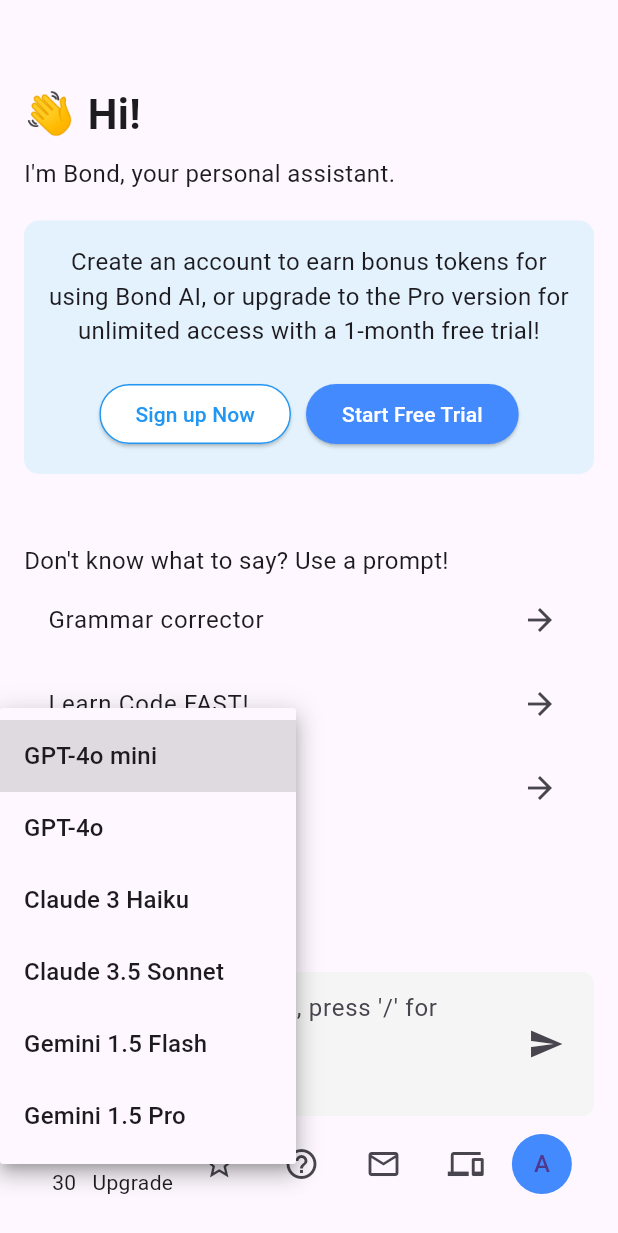
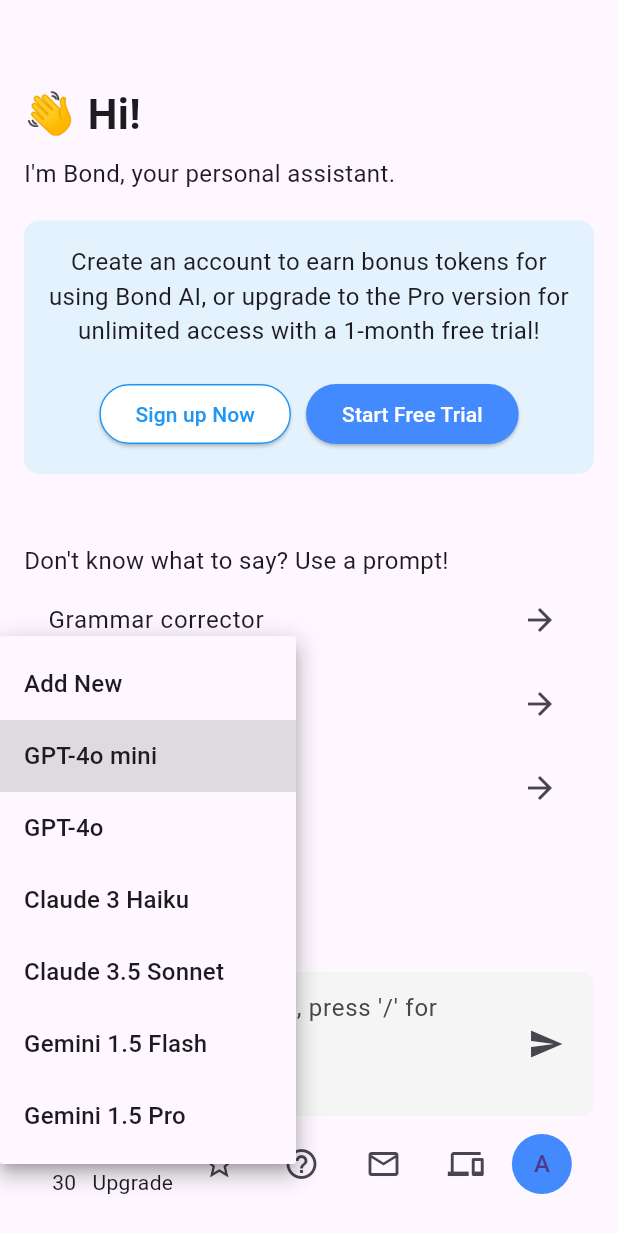
Before and after one commit to ginganotnigg/BoND_AI_Copilot, a Flutter app: the screen it shows after launch, after a tap on "GPT-4o mini", on a phone screen of 412 x 824 dp. Shown: the top 1233 px of the screen. Run offline on Flutter 3.47's test engine with Material 3 defaults, Android fonts, the phone set to English and light mode, and no system bars; our stand-ins replace go_router.

Commit message:
Update main.dart, change dropdown list

```diff
--- a/lib/main.dart
+++ b/lib/main.dart
@@ -120,6 +120,7 @@ class HomeScreen extends StatelessWidget {
             DropdownButton<String>(
               value: 'GPT-4o mini',
               items: <String>[
+                'Add New',
                 'GPT-4o mini',
                 'GPT-4o',
                 'Claude 3 Haiku',
@@ -132,7 +133,14 @@ class HomeScreen extends StatelessWidget {
                   child: Text(value),
                 );
               }).toList(),
-              onChanged: (newValue) {},
+              onChanged: (newValue) {
+                if (newValue == 'Add New') {
+                  // Navigator.push(
+                  //   context,
+                  //   MaterialPageRoute(builder: (context) => YourNewScreen()),
+                  // );
+                }
+              },
             ),
             Container(
               padding:
```
